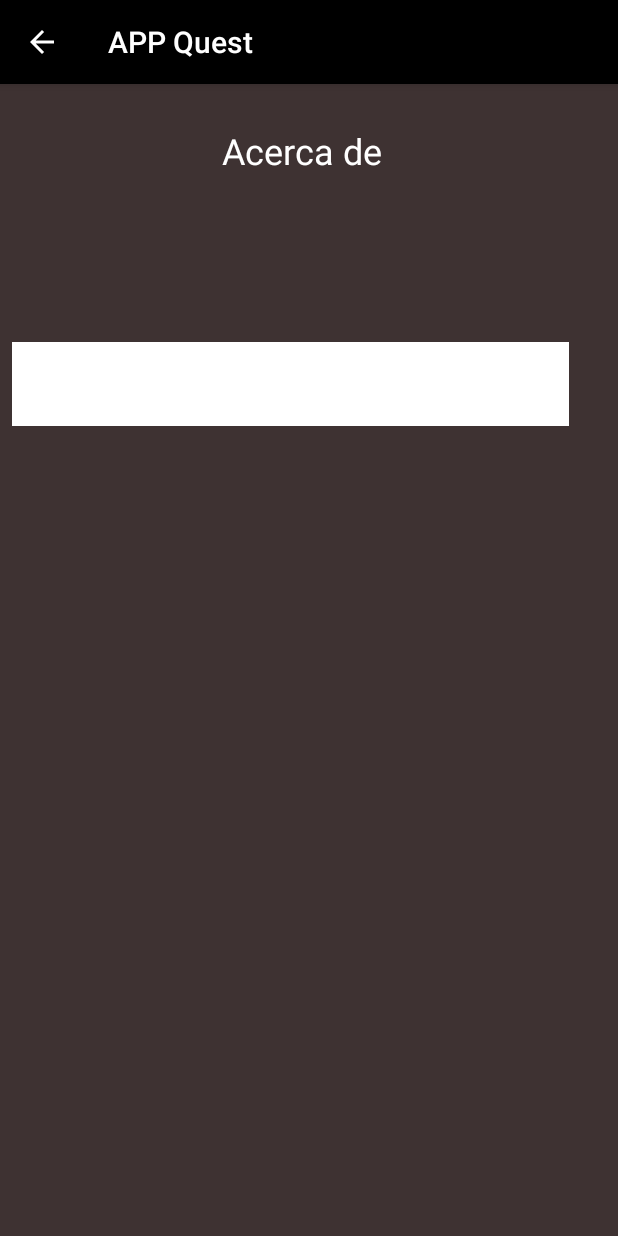
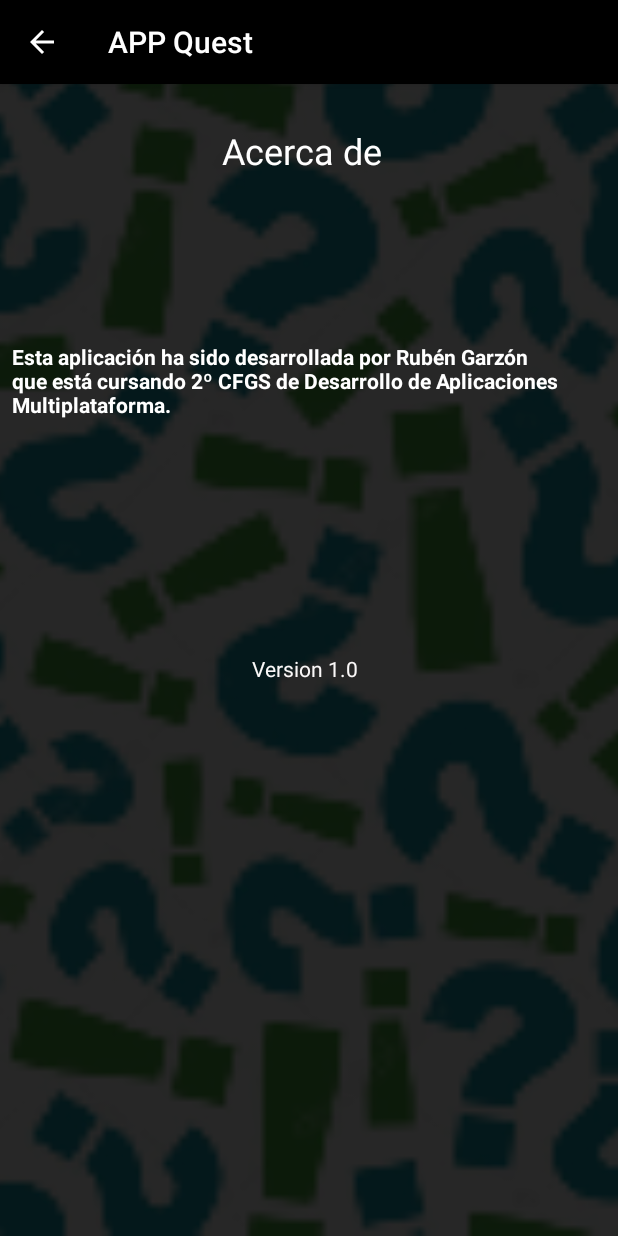
Before and after one commit to rujex/android, an Android app: the AcercaDe screen opened directly, with no data from a screen before it, on a phone screen of 412 x 824 dp. Run offline under Robolectric (Android 15) with nearby library versions, the phone set to English and light mode, and no system bars; Roboto replaces fonts that are not available here.

Commit message:
Acerca de corregido

```diff
--- a/app/src/main/res/layout/activity_acerca_de.xml
+++ b/app/src/main/res/layout/activity_acerca_de.xml
@@ -1,5 +1,5 @@
 <?xml version="1.0" encoding="utf-8"?>
-<android.support.constraint.ConstraintLayout xmlns:android="http://schemas.android.com/apk/res/android"
+<RelativeLayout xmlns:android="http://schemas.android.com/apk/res/android"
     xmlns:app="http://schemas.android.com/apk/res-auto"
     xmlns:tools="http://schemas.android.com/tools"
     android:layout_width="match_parent"
@@ -7,13 +7,28 @@
     android:background="#3e3232"
     tools:context=".vistas.AcercaDe">
 
+
+    <ImageView
+        android:layout_width="match_parent"
+        android:layout_height="match_parent"
+        android:scaleType="centerCrop"
+        android:src="@mipmap/fondo" />
+
+    <android.support.constraint.ConstraintLayout
+        android:layout_width="match_parent"
+        android:layout_height="match_parent"
+        android:layout_alignParentStart="true"
+        android:layout_alignParentTop="true"
+        android:layout_marginStart="0dp"
+        android:layout_marginTop="0dp"
+        android:background="#d8000000">
+
         <TextView
             android:id="@+id/textView6"
             android:layout_width="371dp"
             android:layout_height="56dp"
             android:layout_marginStart="8dp"
             android:layout_marginTop="228dp"
-        android:background="@color/colorAccent"
             android:fontFamily="@font/basic"
             android:text="@string/autor"
             android:textColor="@android:color/background_light"
@@ -33,17 +48,16 @@
             app:layout_constraintStart_toStartOf="parent"
             app:layout_constraintTop_toTopOf="parent" />
 
-    <android.support.v7.widget.Toolbar
-        xmlns:android="http://schemas.android.com/apk/res/android"
+        <android.support.v7.widget.Toolbar xmlns:android="http://schemas.android.com/apk/res/android"
             xmlns:app="http://schemas.android.com/apk/res-auto"
             android:id="@+id/toolbarSobreNosotros"
+            android:layout_width="match_parent"
             android:layout_height="wrap_content"
-        android:layout_width="match_parent"
-        android:minHeight="?attr/actionBarSize"
             android:background="?attr/colorPrimary"
             android:elevation="4dp"
+            android:minHeight="?attr/actionBarSize"
             android:theme="@style/ThemeOverlay.AppCompat.Dark.ActionBar"
-        app:popupTheme="@style/ThemeOverlay.AppCompat.Light" >
+            app:popupTheme="@style/ThemeOverlay.AppCompat.Light">
 
         </android.support.v7.widget.Toolbar>
 
@@ -51,7 +65,12 @@
             android:id="@+id/textView10"
             android:layout_width="wrap_content"
             android:layout_height="wrap_content"
+            android:layout_marginStart="168dp"
+            android:layout_marginTop="152dp"
             android:text="@string/version"
-        tools:layout_editor_absoluteX="163dp"
-        tools:layout_editor_absoluteY="401dp" />
+            android:textColor="#faf8f8"
+            app:layout_constraintStart_toStartOf="parent"
+            app:layout_constraintTop_toBottomOf="@+id/textView6" />
+
     </android.support.constraint.ConstraintLayout>
+</RelativeLayout>
```
Lines whose indentation alone changed are shown as unchanged.
